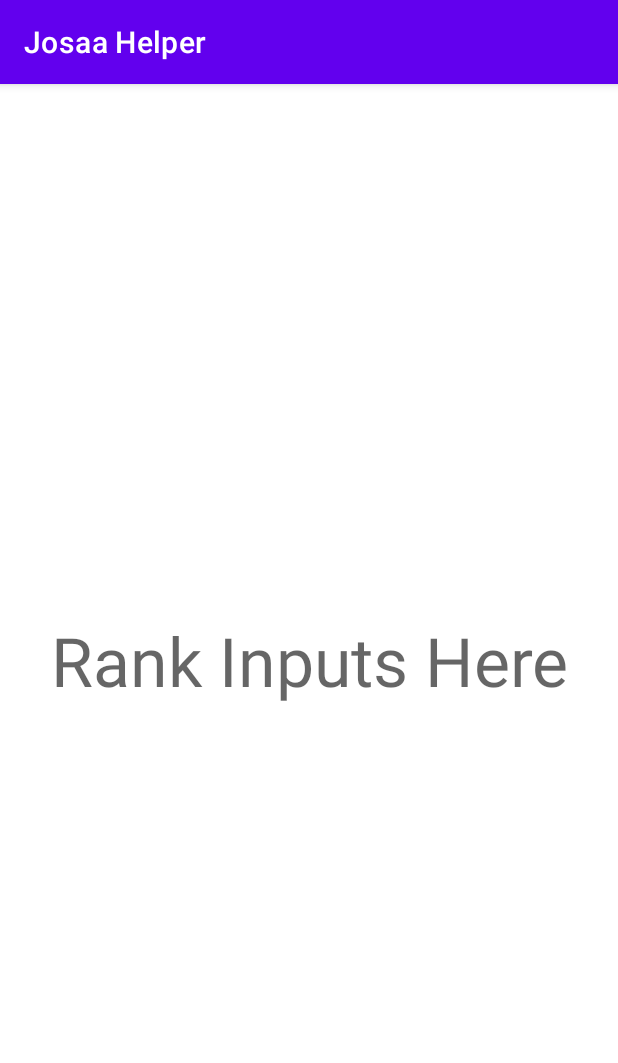
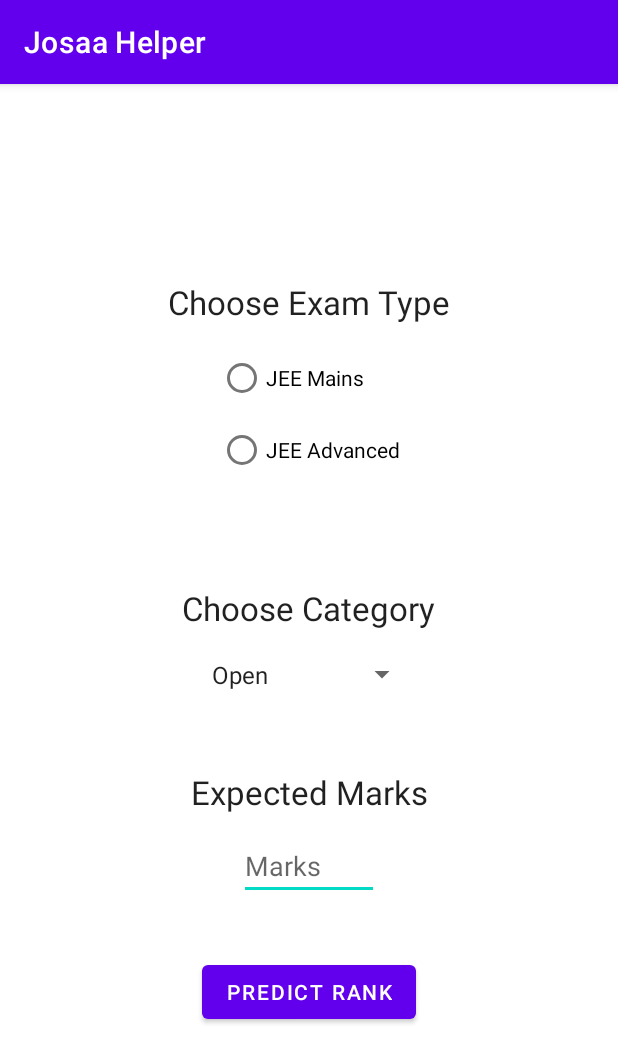
Before and after one commit to rameez03/josaa-helper, an Android app: the RankInputsActivity screen opened directly, with no data from a screen before it, on a phone screen of 412 x 824 dp. Shown: the top 1063 px of the screen. Run offline under Robolectric (Android 15) with nearby library versions, the phone set to English and light mode, and no system bars.

Commit message:
Added input fields to Rank Predictor

```diff
--- a/app/src/main/java/com/mc/josaahelper/RankInputsActivity.java
+++ b/app/src/main/java/com/mc/josaahelper/RankInputsActivity.java
@@ -3,6 +3,8 @@ package com.mc.josaahelper;
 import androidx.appcompat.app.AppCompatActivity;
 
 import android.os.Bundle;
+import android.widget.ArrayAdapter;
+import android.widget.Spinner;
 
 public class RankInputsActivity extends AppCompatActivity {
 
@@ -10,5 +12,10 @@ public class RankInputsActivity extends AppCompatActivity {
     protected void onCreate(Bundle savedInstanceState) {
         super.onCreate(savedInstanceState);
         setContentView(R.layout.activity_rank_inputs);
+
+        Spinner spinnerCategories = findViewById(R.id.spinner);
+        ArrayAdapter<CharSequence> adapter=ArrayAdapter.createFromResource(this, R.array.categories, android.R.layout.simple_spinner_item);
+        adapter.setDropDownViewResource(android.R.layout.simple_spinner_item);
+        spinnerCategories.setAdapter(adapter);
     }
 }
--- a/app/src/main/res/layout/activity_college_inputs.xml
+++ b/app/src/main/res/layout/activity_college_inputs.xml
@@ -26,7 +26,7 @@
         android:layout_width="wrap_content"
         android:layout_height="wrap_content"
         android:layout_marginBottom="310dp"
-        android:text="Use two consecutiveragments to input"
+        android:text="Use two consecutive fragments to input"
         android:textAppearance="@style/TextAppearance.AppCompat.Body2"
         app:layout_constraintBottom_toBottomOf="parent"
         app:layout_constraintEnd_toEndOf="parent"
--- a/app/src/main/res/layout/activity_rank_inputs.xml
+++ b/app/src/main/res/layout/activity_rank_inputs.xml
@@ -7,13 +7,98 @@
     tools:context=".CollegeInputsActivity">
 
     <TextView
+        android:id="@+id/textView6"
+        android:layout_width="wrap_content"
+        android:layout_height="wrap_content"
+        android:layout_marginBottom="7dp"
+        android:text="Expected Marks"
+        android:textAppearance="@style/TextAppearance.AppCompat.Large"
+        app:layout_constraintBottom_toTopOf="@+id/editTextNumber"
+        app:layout_constraintEnd_toEndOf="parent"
+        app:layout_constraintStart_toStartOf="parent"
+        app:layout_constraintTop_toBottomOf="@+id/spinner" />
+
+    <RadioGroup
+        android:id="@+id/radioGroup"
+        android:layout_width="wrap_content"
+        android:layout_height="wrap_content"
+        android:layout_marginEnd="33dp"
+        android:layout_marginBottom="61dp"
+        app:layout_constraintBottom_toTopOf="@+id/textView5"
+        app:layout_constraintEnd_toEndOf="@+id/textView2"
+        app:layout_constraintTop_toBottomOf="@+id/textView2">
+
+        <RadioButton
+            android:id="@+id/radioButton"
+            android:layout_width="match_parent"
+            android:layout_height="wrap_content"
+            android:text="JEE Mains" />
+
+        <RadioButton
+            android:id="@+id/radioButton2"
+            android:layout_width="match_parent"
+            android:layout_height="wrap_content"
+            android:text="JEE Advanced" />
+    </RadioGroup>
+
+    <TextView
         android:id="@+id/textView2"
         android:layout_width="wrap_content"
         android:layout_height="wrap_content"
-        android:layout_marginStart="34dp"
-        android:text="Rank Inputs Here"
-        android:textAppearance="@style/TextAppearance.AppCompat.Display2"
-        app:layout_constraintBottom_toBottomOf="parent"
+        android:layout_marginTop="125dp"
+        android:layout_marginBottom="7dp"
+        android:text="Choose Exam Type"
+        android:textAppearance="@style/TextAppearance.AppCompat.Large"
+        app:layout_constraintBottom_toTopOf="@+id/radioGroup"
+        app:layout_constraintEnd_toEndOf="parent"
         app:layout_constraintStart_toStartOf="parent"
         app:layout_constraintTop_toTopOf="parent" />
+
+    <TextView
+        android:id="@+id/textView5"
+        android:layout_width="wrap_content"
+        android:layout_height="wrap_content"
+        android:layout_marginBottom="10dp"
+        android:text="Choose Category"
+        android:textAppearance="@style/TextAppearance.AppCompat.Large"
+        app:layout_constraintBottom_toTopOf="@+id/spinner"
+        app:layout_constraintEnd_toEndOf="parent"
+        app:layout_constraintStart_toStartOf="parent"
+        app:layout_constraintTop_toBottomOf="@+id/radioGroup" />
+
+    <Spinner
+        android:id="@+id/spinner"
+        android:layout_width="145dp"
+        android:layout_height="30dp"
+        android:layout_marginBottom="43dp"
+        android:spinnerMode="dropdown"
+        app:layout_constraintBottom_toTopOf="@+id/textView6"
+        app:layout_constraintEnd_toEndOf="parent"
+        app:layout_constraintStart_toStartOf="parent"
+        app:layout_constraintTop_toBottomOf="@+id/textView5" />
+
+    <EditText
+        android:id="@+id/editTextNumber"
+        android:layout_width="93dp"
+        android:layout_height="wrap_content"
+        android:layout_marginBottom="32dp"
+        android:ems="10"
+        android:inputType="number"
+        android:hint="Marks"
+        app:layout_constraintBottom_toTopOf="@+id/button3"
+        app:layout_constraintEnd_toEndOf="parent"
+        app:layout_constraintStart_toStartOf="parent"
+        app:layout_constraintTop_toBottomOf="@+id/textView6" />
+
+    <Button
+        android:id="@+id/button3"
+        android:layout_width="wrap_content"
+        android:layout_height="wrap_content"
+        android:layout_marginStart="7dp"
+        android:layout_marginBottom="134dp"
+        android:text="Predict Rank"
+        app:layout_constraintBottom_toBottomOf="parent"
+        app:layout_constraintStart_toStartOf="@+id/textView6"
+        app:layout_constraintTop_toBottomOf="@+id/editTextNumber" />
+
 </androidx.constraintlayout.widget.ConstraintLayout>
--- a/app/src/main/res/navigation/nav_graph.xml
+++ /dev/null
@@ -1,28 +0,0 @@
-<?xml version="1.0" encoding="utf-8"?>
-<navigation xmlns:android="http://schemas.android.com/apk/res/android"
-    xmlns:app="http://schemas.android.com/apk/res-auto"
-    xmlns:tools="http://schemas.android.com/tools"
-    android:id="@+id/nav_graph"
-    app:startDestination="@id/FirstFragment">
-
-    <fragment
-        android:id="@+id/FirstFragment"
-        android:name="com.mc.josaahelper.FirstFragment"
-        android:label="@string/first_fragment_label"
-        tools:layout="@layout/fragment_first" >
-
-        <action
-            android:id="@+id/action_FirstFragment_to_SecondFragment"
-            app:destination="@id/SecondFragment" />
-    </fragment>
-    <fragment
-        android:id="@+id/SecondFragment"
-        android:name="com.mc.josaahelper.SecondFragment"
-        android:label="@string/second_fragment_label"
-        tools:layout="@layout/fragment_second" >
-
-        <action
-            android:id="@+id/action_SecondFragment_to_FirstFragment"
-            app:destination="@id/FirstFragment" />
-    </fragment>
-</navigation>
--- a/app/src/main/res/values/strings.xml
+++ b/app/src/main/res/values/strings.xml
@@ -1,12 +1,10 @@
 <resources>
     <string name="app_name">Josaa Helper</string>
-    <string name="title_activity_college_inputs">CollegeInputsActivity</string>
-    <!-- Strings used for fragments for navigation -->
-    <string name="first_fragment_label">First Fragment</string>
-    <string name="second_fragment_label">Second Fragment</string>
-    <string name="next">Next</string>
-    <string name="previous">Previous</string>
-
-    <string name="hello_first_fragment">Hello first fragment</string>
-    <string name="hello_second_fragment">Hello second fragment. Arg: %1$s</string>
+    <string-array name="categories">
+        <item>Open</item>
+        <item>EWS</item>
+        <item>OBC-NCL</item>
+        <item>SC</item>
+        <item>ST</item>
+    </string-array>
 </resources>
```
